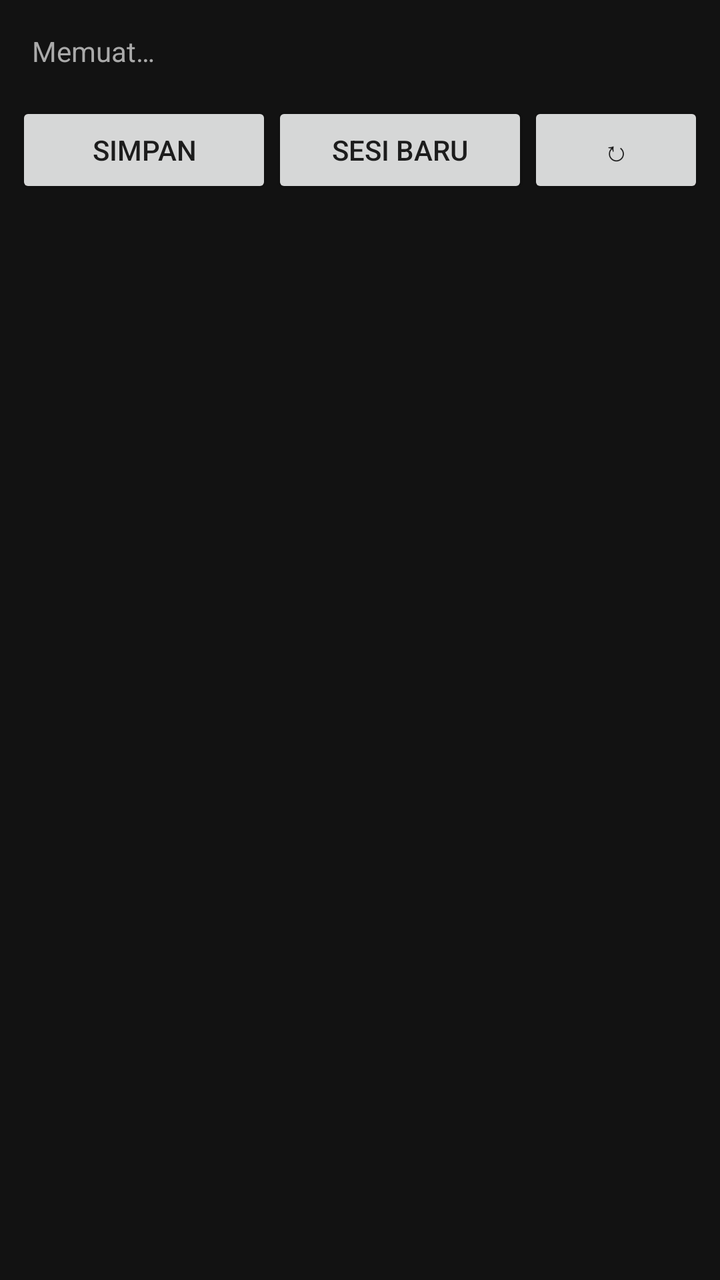
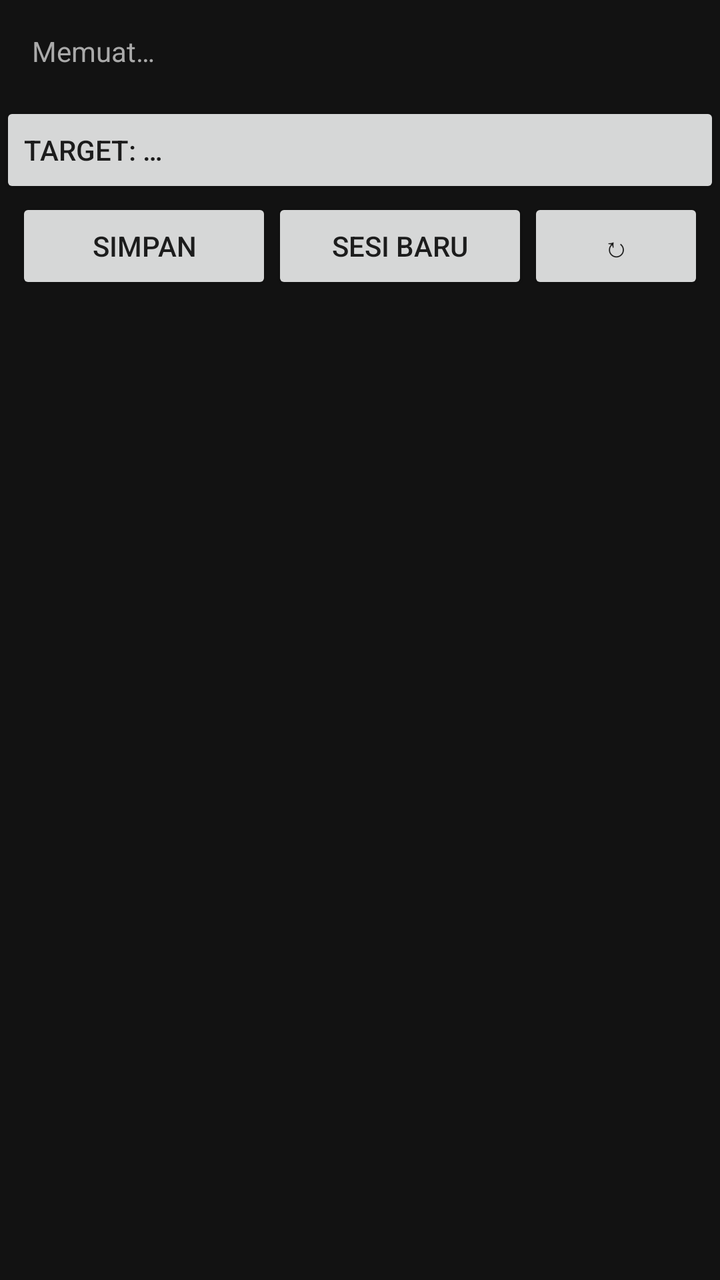

Before-and-after screenshots of an Android layout around one commit, followed by the original layout XML and the change that was made.
<!-- AndroidManifest.xml: application theme Theme.AppCompat.DayNight.NoActionBar -->
<!-- res/layout/activity_main.xml -->
<?xml version="1.0" encoding="utf-8"?>
<LinearLayout xmlns:android="http://schemas.android.com/apk/res/android"
    android:orientation="vertical"
    android:layout_width="match_parent"
    android:layout_height="match_parent"
    android:background="#121212">

    <TextView
        android:id="@+id/status"
        android:padding="16dp"
        android:textColor="#AAAAAA"
        android:text="Memuat…"
        android:layout_width="match_parent"
        android:layout_height="wrap_content" />

    <LinearLayout
        android:orientation="horizontal"
        android:paddingHorizontal="8dp"
        android:layout_width="match_parent"
        android:layout_height="wrap_content">

        <Button
            android:id="@+id/btnSaveNew"
            android:text="Simpan"
            android:layout_weight="1"
            android:layout_width="0dp"
            android:layout_height="wrap_content" />

        <Button
            android:id="@+id/btnNewSession"
            android:text="Sesi baru"
            android:layout_weight="1"
            android:layout_width="0dp"
            android:layout_height="wrap_content" />

        <Button
            android:id="@+id/btnRefresh"
            android:text="↻"
            android:layout_width="wrap_content"
            android:layout_height="wrap_content" />
    </LinearLayout>

    <ListView
        android:id="@+id/list"
        android:layout_width="match_parent"
        android:layout_height="0dp"
        android:layout_weight="1" />
</LinearLayout>
<!-- resources referenced by this layout -->
<resources>

</resources>

<!-- the commit's change to res/layout/activity_main.xml (unified diff, before → after) -->
@@ -10,6 +10,13 @@
         android:padding="16dp"
         android:textColor="#AAAAAA"
         android:text="Memuat…"
+        android:layout_width="match_parent"
+        android:layout_height="wrap_content" />
+
+    <Button
+        android:id="@+id/btnPickApp"
+        android:text="Target: …"
+        android:gravity="start|center_vertical"
         android:layout_width="match_parent"
         android:layout_height="wrap_content" />
 
